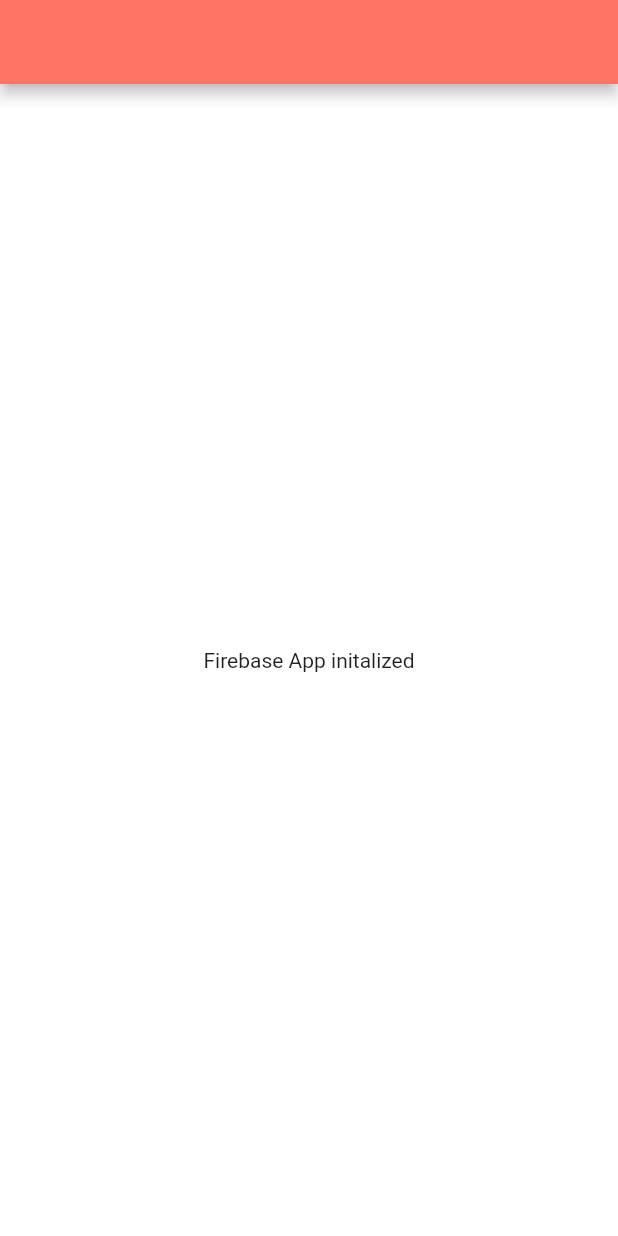
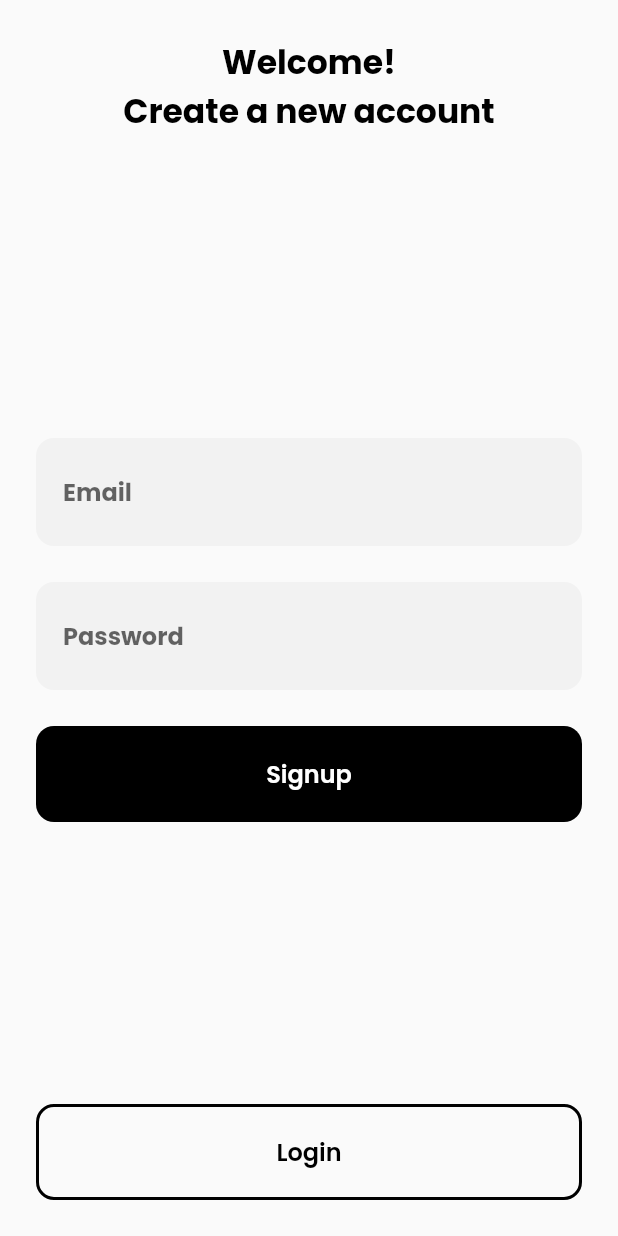
Before and after one commit to iamr-kumar/flutter-shopify, a Flutter app: the screen it shows after launch, on a phone screen of 412 x 824 dp. Run offline on Flutter 3.47's test engine with Material 2 defaults, Android fonts, the phone set to English and light mode, and no system bars; our stand-ins replace firebase_auth, firebase_core, google_fonts; accounts and stored records are empty.

Commit message:
created login signup screen

```diff
--- /dev/null
+++ b/lib/constants/Constants.dart
@@ -0,0 +1,12 @@
+import 'package:flutter/material.dart';
+
+class Constants {
+  static const regularHeading =
+      TextStyle(fontSize: 18, fontWeight: FontWeight.w600, color: Colors.black);
+
+  static const boldHeading =
+      TextStyle(fontSize: 22, fontWeight: FontWeight.bold, color: Colors.black);
+
+  static const regularDarkText = TextStyle(
+      fontSize: 16.0, fontWeight: FontWeight.bold, color: Colors.black);
+}
--- a/lib/main.dart
+++ b/lib/main.dart
@@ -1,39 +1,12 @@
 import 'package:flutter/material.dart';
-import 'package:firebase_core/firebase_core.dart';
+
+import 'package:google_fonts/google_fonts.dart';
+
+import './screens/landing_screen.dart';
 
 void main() {
   runApp(MyApp());
 }
-
-const MaterialColor customColor =
-    const MaterialColor(0xFFFF7465, const <int, Color>{
-  50: const Color.fromRGBO(255, 116, 101, .1),
-  100: const Color.fromRGBO(255, 116, 101, .2),
-  200: const Color.fromRGBO(255, 116, 101, .3),
-  300: const Color.fromRGBO(255, 116, 101, .4),
-  400: const Color.fromRGBO(255, 116, 101, .5),
-  500: const Color.fromRGBO(255, 116, 101, .6),
-  600: const Color.fromRGBO(255, 116, 101, .7),
-  700: const Color.fromRGBO(255, 116, 101, .8),
-  800: const Color.fromRGBO(255, 116, 101, .9),
-  900: const Color.fromRGBO(255, 116, 101, 1),
-});
-
-const MaterialColor white = const MaterialColor(
-  0xFFFFFFFF,
-  const <int, Color>{
-    50: const Color(0xFFFFFFFF),
-    100: const Color(0xFFFFFFFF),
-    200: const Color(0xFFFFFFFF),
-    300: const Color(0xFFFFFFFF),
-    400: const Color(0xFFFFFFFF),
-    500: const Color(0xFFFFFFFF),
-    600: const Color(0xFFFFFFFF),
-    700: const Color(0xFFFFFFFF),
-    800: const Color(0xFFFFFFFF),
-    900: const Color(0xFFFFFFFF),
-  },
-);
 
 class MyApp extends StatelessWidget {
   // This widget is the root of your application.
@@ -43,36 +16,8 @@ class MyApp extends StatelessWidget {
         title: 'Flutter Demo',
         debugShowCheckedModeBanner: false,
         theme: ThemeData(
-            primarySwatch: customColor,
-            canvasColor: Colors.white,
-            accentColor: Color.fromRGBO(247, 248, 251, 1),
-            fontFamily: 'Lato',
-            textTheme: ThemeData.light().textTheme.copyWith(
-                bodyText1: TextStyle(color: Color.fromRGBO(190, 191, 192, 1)))),
-        home: LandingPage());
+            textTheme:
+                GoogleFonts.poppinsTextTheme(Theme.of(context).textTheme)),
+        home: LandingScreen());
   }
 }
-
-class LandingPage extends StatelessWidget {
-  final Future<FirebaseApp> _initialization = Firebase.initializeApp();
-
-  @override
-  Widget build(BuildContext context) {
-    return FutureBuilder(
-      future: _initialization,
-      builder: (context, snapshot) {
-        if (snapshot.hasError) {
-          return Scaffold(body: Center(child: Text("Error ${snapshot.error}")));
-        }
-        if (snapshot.connectionState == ConnectionState.done) {
-          return Scaffold(
-              appBar: AppBar(),
-              body: Center(child: Text('Firebase App initalized')));
-        }
-
-        return Scaffold(
-            appBar: AppBar(), body: Center(child: Text('Initializing App...')));
-      },
-    );
-  }
-}
--- /dev/null
+++ b/lib/screens/landing_screen.dart
@@ -0,0 +1,52 @@
+import 'package:firebase_auth/firebase_auth.dart';
+import 'package:firebase_core/firebase_core.dart';
+import 'package:flutter/material.dart';
+import 'package:shopify/screens/signup_screen.dart';
+
+import './home_screen.dart';
+import './login_screen.dart';
+
+class LandingScreen extends StatelessWidget {
+  // initialize firebase in the app
+  final Future<FirebaseApp> _initialization = Firebase.initializeApp();
+
+  @override
+  Widget build(BuildContext context) {
+    return FutureBuilder(
+      future: _initialization,
+      builder: (context, snapshot) {
+        if (snapshot.hasError) {
+          return Scaffold(body: Center(child: Text("Error ${snapshot.error}")));
+        }
+        if (snapshot.connectionState == ConnectionState.done) {
+          return StreamBuilder(
+              stream: FirebaseAuth.instance.authStateChanges(),
+              builder: (context, streamSnapshot) {
+                if (streamSnapshot.hasError) {
+                  return Scaffold(
+                      body:
+                          Center(child: Text("Error ${streamSnapshot.error}")));
+                }
+
+                // Auth state retreievd. Proceed further based on user details
+                if (streamSnapshot.connectionState == ConnectionState.active) {
+                  User _user = streamSnapshot.data;
+
+                  if (_user != null) {
+                    return HomeScreen();
+                  } else {
+                    return SignupScreen();
+                  }
+                }
+
+                // Checking the auth state
+                return Scaffold(
+                    body: Center(child: CircularProgressIndicator()));
+              });
+        }
+
+        return Scaffold(body: Center(child: CircularProgressIndicator()));
+      },
+    );
+  }
+}
--- /dev/null
+++ b/lib/screens/signup_screen.dart
@@ -0,0 +1,41 @@
+import 'package:flutter/material.dart';
+import 'package:shopify/constants/Constants.dart';
+import 'package:shopify/widgets/custom_button.dart';
+import 'package:shopify/widgets/custom_input.dart';
+
+class SignupScreen extends StatelessWidget {
+  @override
+  Widget build(BuildContext context) {
+    return Scaffold(
+        body: SafeArea(
+      child: Container(
+        width: double.infinity,
+        child: Column(
+          mainAxisAlignment: MainAxisAlignment.spaceBetween,
+          children: [
+            Padding(
+              padding: const EdgeInsets.all(25.0),
+              child: Text('Welcome! \nCreate a new account',
+                  textAlign: TextAlign.center, style: Constants.boldHeading),
+            ),
+            Container(
+              margin: EdgeInsets.symmetric(horizontal: 24),
+              child: Column(
+                children: [
+                  CustomInput(customHintText: 'Email'),
+                  CustomInput(customHintText: 'Password'),
+                  SizedBox(height: 12),
+                  CustomButton(onPressed: () {}, text: 'Signup')
+                ],
+              ),
+            ),
+            Container(
+                margin: EdgeInsets.all(24.0),
+                child: CustomButton(
+                    text: 'Login', isOutlined: true, onPressed: () {})),
+          ],
+        ),
+      ),
+    ));
+  }
+}
--- /dev/null
+++ b/lib/widgets/custom_button.dart
@@ -0,0 +1,31 @@
+import 'package:flutter/material.dart';
+
+class CustomButton extends StatelessWidget {
+  final String text;
+  final Function onPressed;
+  final bool isOutlined;
+
+  CustomButton({this.text, this.onPressed, this.isOutlined});
+
+  @override
+  Widget build(BuildContext context) {
+    bool _outlinedButton = isOutlined ?? false;
+
+    return ElevatedButton(
+      onPressed: onPressed,
+      style: ElevatedButton.styleFrom(
+          primary: _outlinedButton ? Colors.transparent : Colors.black,
+          padding: EdgeInsets.symmetric(horizontal: 50, vertical: 20),
+          onPrimary: _outlinedButton ? Colors.black : null,
+          elevation: 0,
+          minimumSize: Size(double.infinity, 60),
+          side: _outlinedButton
+              ? BorderSide(color: Colors.black, width: 2.0)
+              : null,
+          shape:
+              RoundedRectangleBorder(borderRadius: BorderRadius.circular(12))),
+      child: Text(text ?? "Text",
+          style: TextStyle(fontSize: 16.0, fontWeight: FontWeight.w600)),
+    );
+  }
+}
--- /dev/null
+++ b/lib/widgets/custom_input.dart
@@ -0,0 +1,24 @@
+import 'package:flutter/material.dart';
+import 'package:shopify/constants/Constants.dart';
+
+class CustomInput extends StatelessWidget {
+  final String customHintText;
+
+  CustomInput({this.customHintText});
+
+  @override
+  Widget build(BuildContext context) {
+    return Container(
+        margin: EdgeInsets.symmetric(vertical: 12),
+        decoration: BoxDecoration(
+            color: Color(0xfff2f2f2), borderRadius: BorderRadius.circular(12)),
+        child: TextField(
+            decoration: InputDecoration(
+              border: InputBorder.none,
+              contentPadding:
+                  EdgeInsets.symmetric(horizontal: 18, vertical: 24),
+              hintText: customHintText,
+            ),
+            style: Constants.regularDarkText));
+  }
+}
--- a/pubspec.yaml
+++ b/pubspec.yaml
@@ -26,7 +26,9 @@ dependencies:
 
   cupertino_icons: ^1.0.2
   #firebase dependencies
-  firebase_core: "0.7.0"
+  firebase_core: "0.5.0"
+  firebase_auth: "^0.18.0"
+  google_fonts: ^1.1.0
 
 dev_dependencies:
   flutter_test:
```
Also changed, not shown: lib/models/Product.dart (deleted, +0 -18 lines), lib/screens/home_screen.dart (added, +16 -0 lines), lib/screens/login_screen.dart (added, +48 -0 lines), lib/screens/product_detail_screen.dart (deleted, +0 -19 lines), lib/screens/products_screen.dart (deleted, +0 -78 lines), lib/widgets/search.dart (deleted, +0 -55 lines), lib/widgets/single_product.dart (deleted, +0 -74 lines), assets/images/back_arrow.png (added), assets/images/tab_home.png (added), assets/images/tab_logout.png (added), assets/images/tab_saved.png (added), assets/images/tab_search.png (added), pubspec.lock, 1 other file.
